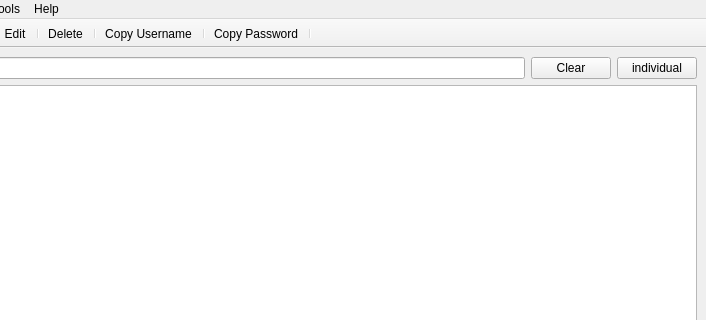
Above: PasswordManager/mainwindow.ui from matskomarina03-web/qt-labs before the change; both pictures show x 94 to 800 and y 0 to 320 of the 800 by 600 pixel window. Below: the same form after it.
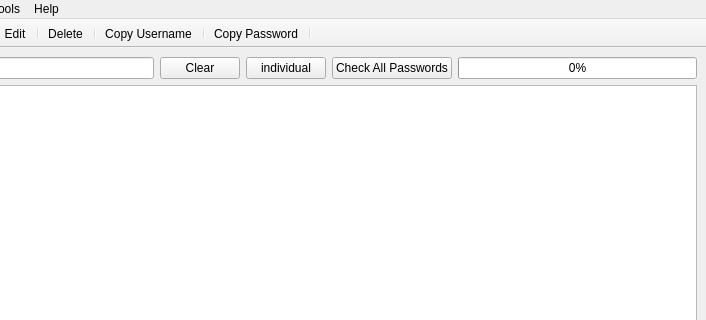
That is the form after the change. Icons and pictures are not drawn.

What changed in the file:
```diff
--- a/PasswordManager/mainwindow.ui
+++ b/PasswordManager/mainwindow.ui
@@ -17,6 +17,9 @@
    <layout class="QVBoxLayout" name="verticalLayout">
     <item>
      <layout class="QGridLayout" name="gridLayout">
+      <item row="0" column="0">
+       <widget class="QLineEdit" name="searchline"/>
+      </item>
       <item row="0" column="1">
        <widget class="QPushButton" name="ClearBtn">
         <property name="text">
@@ -24,8 +27,12 @@
         </property>
        </widget>
       </item>
-      <item row="0" column="0">
-       <widget class="QLineEdit" name="searchline"/>
+      <item row="0" column="3">
+       <widget class="QPushButton" name="AllPasswordsBtn">
+        <property name="text">
+         <string>Check All Passwords</string>
+        </property>
+       </widget>
       </item>
       <item row="0" column="2">
        <widget class="QPushButton" name="IndividualButton">
@@ -34,6 +41,13 @@
         </property>
        </widget>
       </item>
+      <item row="0" column="4">
+       <widget class="QProgressBar" name="progressBar">
+        <property name="value">
+         <number>0</number>
+        </property>
+       </widget>
+      </item>
      </layout>
     </item>
     <item>
```
